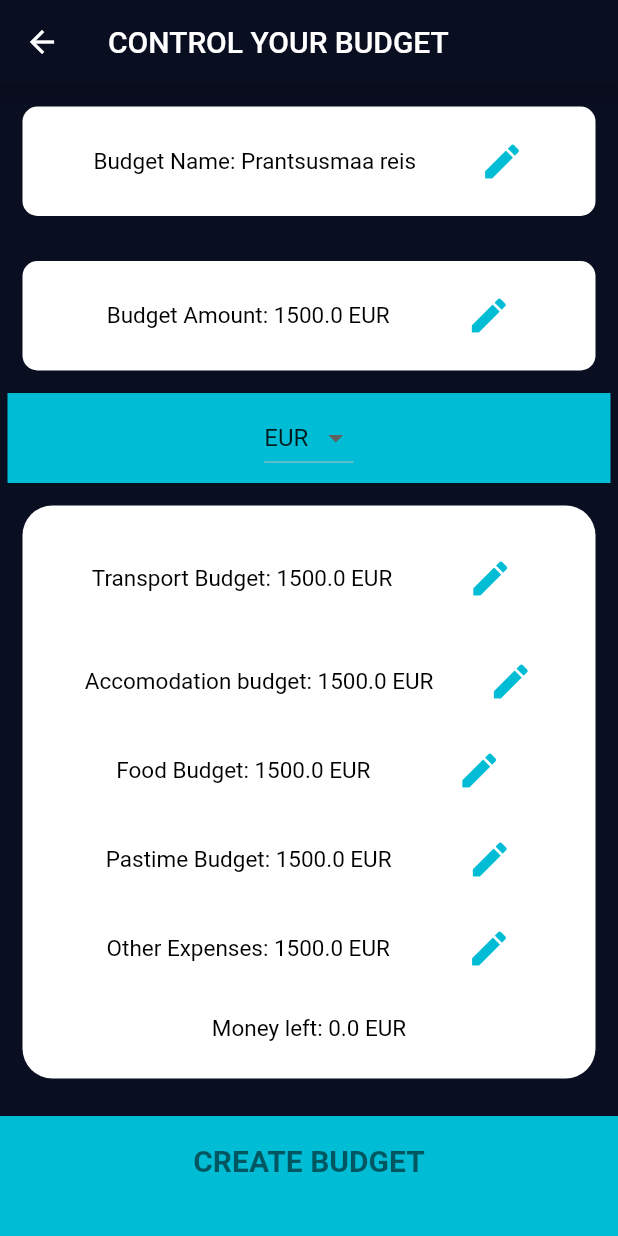
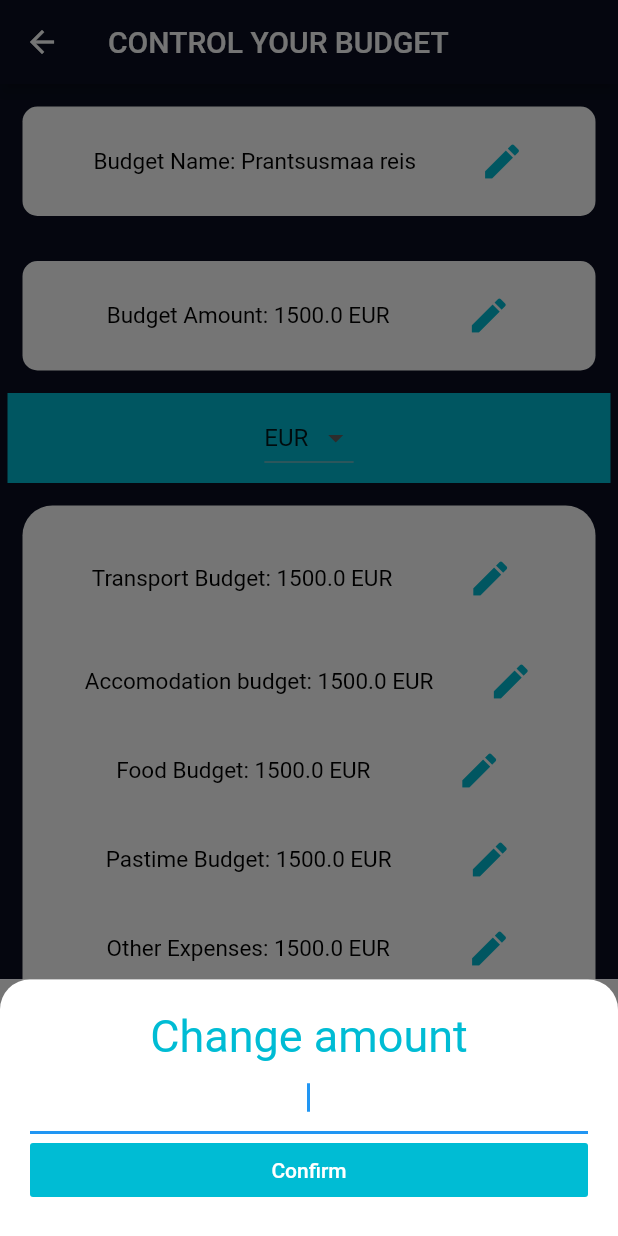
Before and after one commit to TarNur/ControlYourBudget, a Flutter app: the NewBudget screen opened by its route, after a tap on the "edit" icon, on a phone screen of 412 x 824 dp. Run offline on Flutter 3.47's test engine with Material 2 defaults, Android fonts, the phone set to English and light mode, and no system bars; our stand-ins replace font_awesome_flutter, sqflite; accounts and stored records are empty.

Commit message:
'change box'

```diff
--- /dev/null
+++ b/control_your_budget/lib/screens/edit_value_screen.dart
@@ -0,0 +1,61 @@
+import 'package:flutter/material.dart';
+import 'package:flutter/services.dart';
+
+class AddTaskScreen extends StatelessWidget {
+  @override
+  Widget build(BuildContext context) {
+    String newTaskTitle;
+
+    return Container(
+      color: Color(0xff757575),
+      child: Container(
+        padding: EdgeInsets.all(20.0),
+        decoration: BoxDecoration(
+          color: Colors.white,
+          borderRadius: BorderRadius.only(
+            topLeft: Radius.circular(20.0),
+            topRight: Radius.circular(20.0),
+          ),
+        ),
+        child: Column(
+          crossAxisAlignment: CrossAxisAlignment.stretch,
+          children: <Widget>[
+            Text(
+              'Change amount',
+              textAlign: TextAlign.center,
+              style: TextStyle(
+                fontSize: 30.0,
+                color: Colors.cyan,
+              ),
+            ),
+            TextField(
+              autofocus: true,
+              keyboardType: TextInputType.numberWithOptions(signed: false),
+              inputFormatters: [
+                FilteringTextInputFormatter.allow(
+                  RegExp(r'^\d*[.]?\d?\d?'),
+                ),
+              ],
+              textAlign: TextAlign.center,
+              onChanged: (newText) {
+                newTaskTitle = newText;
+              },
+            ),
+            FlatButton(
+              child: Text(
+                'Confirm',
+                style: TextStyle(
+                  color: Colors.white,
+                ),
+              ),
+              color: Colors.cyan,
+              onPressed: () {
+                Navigator.pop(context);
+              },
+            ),
+          ],
+        ),
+      ),
+    );
+  }
+}
--- a/control_your_budget/lib/screens/newBudget_page.dart
+++ b/control_your_budget/lib/screens/newBudget_page.dart
@@ -3,6 +3,7 @@ import 'package:control_your_budget/models/budget.dart';
 import 'package:flutter/material.dart';
 import 'package:control_your_budget/constants.dart';
 import 'package:control_your_budget/components/bottom_create_button.dart';
+import 'package:control_your_budget/screens/edit_value_screen.dart';
 import 'package:flutter/cupertino.dart';
 import 'dart:io' show Platform;
 
@@ -168,6 +169,17 @@ class _NewBudgetState extends State<NewBudget> {
                         color: Colors.cyan,
                         onPressed: () {
                           print('pressed');
+                          showModalBottomSheet(
+                              context: context,
+                              isScrollControlled: true,
+                              builder: (context) => SingleChildScrollView(
+                                      child: Container(
+                                    padding: EdgeInsets.only(
+                                        bottom: MediaQuery.of(context)
+                                            .viewInsets
+                                            .bottom),
+                                    child: AddTaskScreen(),
+                                  )));
                         },
                       ),
                     ],
```
